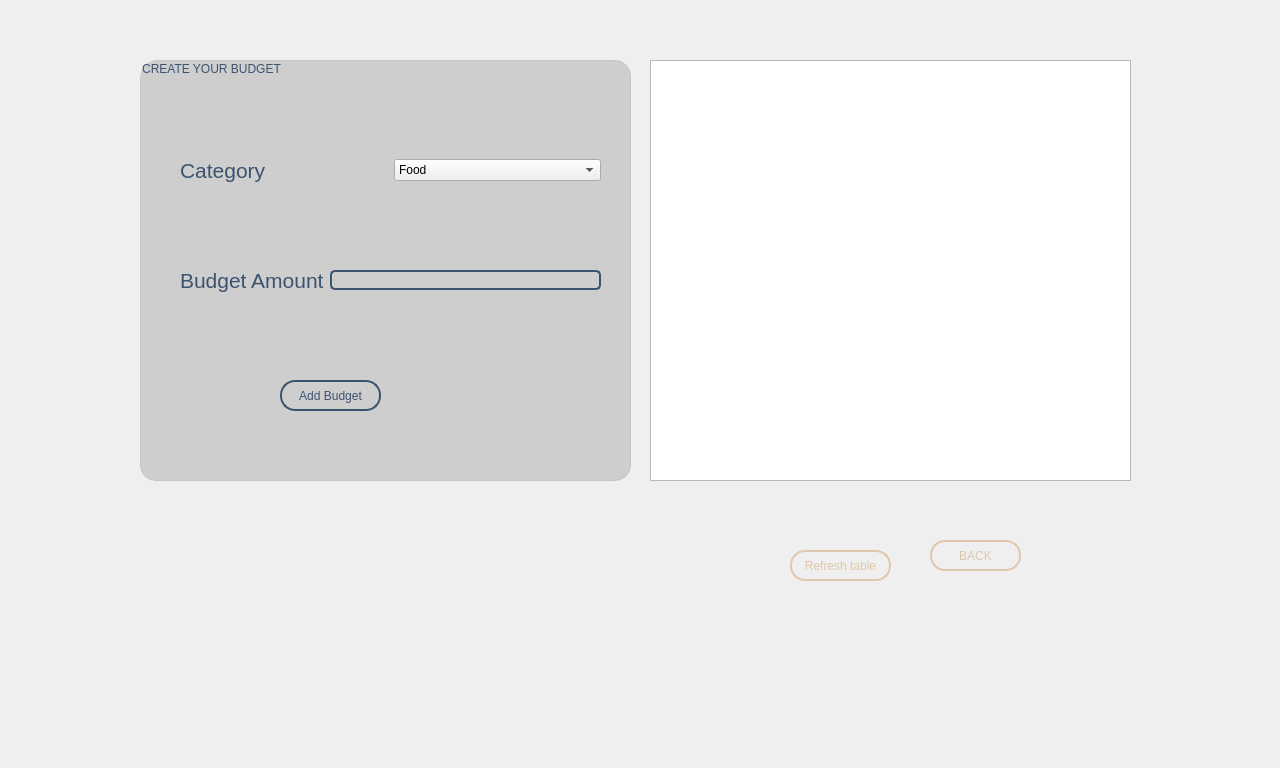
Before: the Qt Designer form budgetcreating.ui in RashmikaKDH/PersonalOrganizer_OOP_miniproject, drawn with Qt 5.
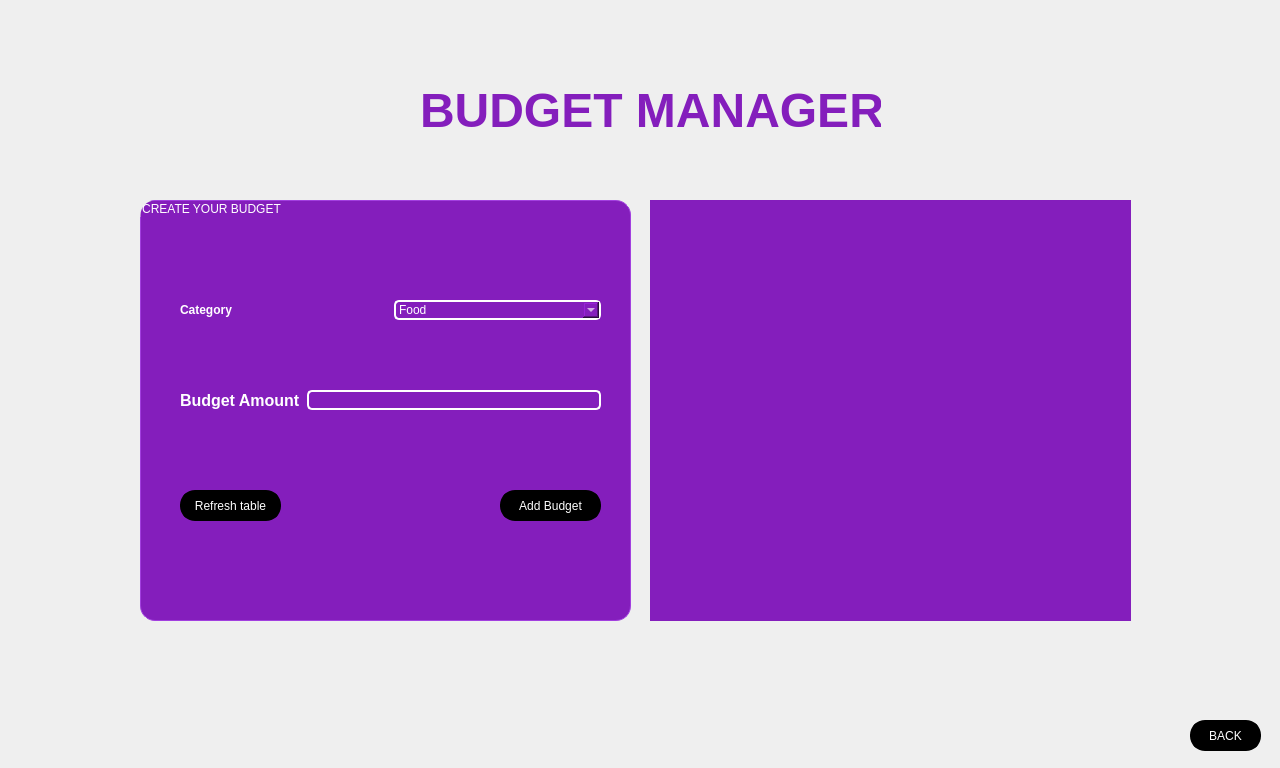
After: the same form once the commit is applied. Icons and pictures are not drawn.

Commit message:
Revamp UI styles and layouts for consistency
Updated multiple .ui files to unify color schemes, fonts, and layout dimensions for a more consistent and modern look across the application. Enhanced table and group box styles, improved button appearance, and adjusted widget positions. Also updated welcome message formatting in organizerui.cpp.

The edit to the form file:
```diff
--- a/budgetcreating.ui
+++ b/budgetcreating.ui
@@ -24,33 +24,23 @@
    <string notr="true">QMainWindow{border-image: url(:/image/Background04.png) 0 0 0 0 stretch stretch;}
 
 </string>
-  </property>
-  <widget class="QWidget" name="centralwidget" native="true">
-   <property name="enabled">
-    <bool>true</bool>
-   </property>
-   <property name="geometry">
-    <rect>
-     <x>0</x>
-     <y>0</y>
-     <width>1281</width>
-     <height>761</height>
-    </rect>
    </property>
    <widget class="QPushButton" name="pushButton_back">
     <property name="geometry">
      <rect>
-      <x>930</x>
-      <y>540</y>
-      <width>91</width>
+     <x>1190</x>
+     <y>720</y>
+     <width>71</width>
       <height>31</height>
      </rect>
     </property>
     <property name="styleSheet">
-     <string notr="true">border: 2px solid #DEC8AC;
-font: 700 10pt &quot;Segoe UI&quot;;
+    <string notr="true">border: 3px solid #000000;
+background-color:#000000;
 border-radius: 15px;
-color: #DEC8AC;</string>
+color: white;
+font: 700 10pt &quot;Segoe UI&quot;;
+	</string>
     </property>
     <property name="text">
      <string>BACK</string>
@@ -63,51 +53,59 @@
     <property name="geometry">
      <rect>
       <x>650</x>
-      <y>60</y>
+     <y>200</y>
       <width>481</width>
       <height>421</height>
      </rect>
     </property>
-   </widget>
-   <widget class="QPushButton" name="pushButton_tableview">
-    <property name="geometry">
-     <rect>
-      <x>790</x>
-      <y>550</y>
-      <width>101</width>
-      <height>31</height>
-     </rect>
-    </property>
     <property name="styleSheet">
-     <string notr="true">border: 2px solid #DEC8AC;
-font: 700 10pt &quot;Segoe UI&quot;;
-border-radius: 15px;
-color: #DEC8AC;</string>
-    </property>
-    <property name="text">
-     <string>Refresh table</string>
+    <string notr="true">   QTableView {
+      background-color: #841ebc;       
+       alternate-background-color: #f1c232; 
+       gridline-color: #b081ca;        
+       selection-background-color: #b081ca;
+       selection-color: white;  
+       border: 1px solid #841ebc; 
+		font: 700 9pt &quot;Segoe UI&quot;;
+    }
+  QHeaderView::section {
+       background-color: #841ebc; 
+		alternate-background-color: #cebad9; 
+       color: white;              
+       padding: 5px;
+       border: 1px solid #cebad9;
+   }
+    QTableCornerButton::section {
+       background-color: #841ebc;
+       border: 1px solid white;
+    }
+    QHeaderView {
+       background-color: #841ebc;  
+}
+
+    QTableView::item {
+       background-color: #cebad9;
+		color:#841ebc;
+}</string>
     </property>
    </widget>
    <widget class="QGroupBox" name="groupBox">
     <property name="geometry">
      <rect>
       <x>140</x>
-      <y>60</y>
+     <y>200</y>
       <width>491</width>
       <height>421</height>
      </rect>
     </property>
     <property name="styleSheet">
-     <string notr="true">QGroupBox{font: 20pt &quot;Segoe UI&quot;;
-border: 5px solid  #3C536F;
- border-radius: 10px;
-/* From https://css.glass */
-background: rgba(0, 0, 0, 0.14);
-border-radius: 16px;
-box-shadow: 0 4px 30px rgba(0, 0, 0, 0.1);
-backdrop-filter: blur(11.4px);
--webkit-backdrop-filter: blur(11.4px);
-border: 1px solid rgba(0, 0, 0, 0.11);color: #3C536F;}</string>
+    <string notr="true">QGroupBox{font: 19pt &quot;Segoe UI&quot;;
+color:White;
+
+border-radius: 15px;
+
+background-color: #841ebc;
+border: 1px solid #a23fdf;}</string>
     </property>
     <property name="title">
      <string>CREATE YOUR BUDGET</string>
@@ -125,15 +123,24 @@
       <item>
        <widget class="QLabel" name="label_category">
         <property name="styleSheet">
-         <string notr="true">color: rgb(60, 83, 111);</string>
+        <string notr="true">font: 12pt &quot;Segoe UI&quot;;
+background-color: transparent;
+color: white;</string>
         </property>
         <property name="text">
-         <string>&lt;html&gt;&lt;head/&gt;&lt;body&gt;&lt;p&gt;&lt;span style=&quot; font-size:16pt;&quot;&gt;Category&lt;/span&gt;&lt;/p&gt;&lt;/body&gt;&lt;/html&gt;</string>
+        <string>&lt;html&gt;&lt;head/&gt;&lt;body&gt;&lt;p&gt;&lt;span style=&quot; font-weight:700; color:#ffffff;&quot;&gt;Category&lt;/span&gt;&lt;/p&gt;&lt;/body&gt;&lt;/html&gt;</string>
         </property>
        </widget>
       </item>
       <item>
        <widget class="QComboBox" name="comboBox_category">
+       <property name="styleSheet">
+        <string notr="true">font: 12pt &quot;Segoe UI&quot;;
+border: 2px solid  white;
+ border-radius: 5px;
+background-color: #841ebc;
+color: white;</string>
+       </property>
         <item>
          <property name="text">
           <string>Food</string>
@@ -172,7 +179,7 @@
      <property name="geometry">
       <rect>
        <x>40</x>
-       <y>190</y>
+      <y>170</y>
        <width>421</width>
        <height>61</height>
       </rect>
@@ -184,19 +191,18 @@
          <string notr="true">color: rgb(60, 83, 111);</string>
         </property>
         <property name="text">
-         <string>&lt;html&gt;&lt;head/&gt;&lt;body&gt;&lt;p&gt;&lt;span style=&quot; font-size:16pt;&quot;&gt;Budget Amount&lt;/span&gt;&lt;/p&gt;&lt;/body&gt;&lt;/html&gt;</string>
+        <string>&lt;html&gt;&lt;head/&gt;&lt;body&gt;&lt;p&gt;&lt;span style=&quot; font-size:12pt; font-weight:700; color:#ffffff;&quot;&gt;Budget Amount&lt;/span&gt;&lt;/p&gt;&lt;/body&gt;&lt;/html&gt;</string>
         </property>
        </widget>
       </item>
       <item>
        <widget class="QLineEdit" name="lineEdit_budgetamount">
         <property name="styleSheet">
-         <string notr="true">QLineEdit{font: 12pt &quot;Segoe UI&quot;;
-border: 2px solid  #3C536F;
+        <string notr="true">font: 12pt &quot;Segoe UI&quot;;
+border: 2px solid  white;
  border-radius: 5px;
-background-color: transparent;
-color: #3C536F;
-}</string>
+background-color: #841ebc;
+color: white;</string>
         </property>
        </widget>
       </item>
@@ -205,24 +211,59 @@
     <widget class="QPushButton" name="pushButton_addbudget">
      <property name="geometry">
       <rect>
-       <x>140</x>
-       <y>320</y>
+      <x>360</x>
+      <y>290</y>
        <width>101</width>
        <height>31</height>
       </rect>
      </property>
      <property name="styleSheet">
-      <string notr="true">border: 2px solid #3C536F;
-font: 700 10pt &quot;Segoe UI&quot;;
+     <string notr="true">border: 3px solid #000000;
+background-color:#000000;
 border-radius: 15px;
-color: #3C536F;</string>
+color: white;
+font: 700 10pt &quot;Segoe UI&quot;;
+	</string>
      </property>
      <property name="text">
       <string>Add Budget</string>
      </property>
     </widget>
+   <widget class="QPushButton" name="pushButton_tableview">
+    <property name="geometry">
+     <rect>
+      <x>40</x>
+      <y>290</y>
+      <width>101</width>
+      <height>31</height>
+     </rect>
+    </property>
+    <property name="styleSheet">
+     <string notr="true">border: 3px solid #000000;
+background-color:#000000;
+border-radius: 15px;
+color: white;
+font: 700 10pt &quot;Segoe UI&quot;;
+	</string>
+    </property>
+    <property name="text">
+     <string>Refresh table</string>
+    </property>
    </widget>
   </widget>
+  <widget class="QLabel" name="label">
+   <property name="geometry">
+    <rect>
+     <x>420</x>
+     <y>80</y>
+     <width>461</width>
+     <height>61</height>
+    </rect>
+   </property>
+   <property name="text">
+    <string>&lt;html&gt;&lt;head/&gt;&lt;body&gt;&lt;p&gt;&lt;span style=&quot; font-size:36pt; font-weight:700; color:#841ebc;&quot;&gt;BUDGET MANAGER&lt;/span&gt;&lt;/p&gt;&lt;/body&gt;&lt;/html&gt;</string>
+   </property>
+  </widget>
  </widget>
  <resources>
   <include location="src.qrc"/>
```
Left out of the diff: 4 changed lines with no effect on the pictures. Lines whose indentation alone changed are shown as unchanged. The commit also changes 9 other files.
